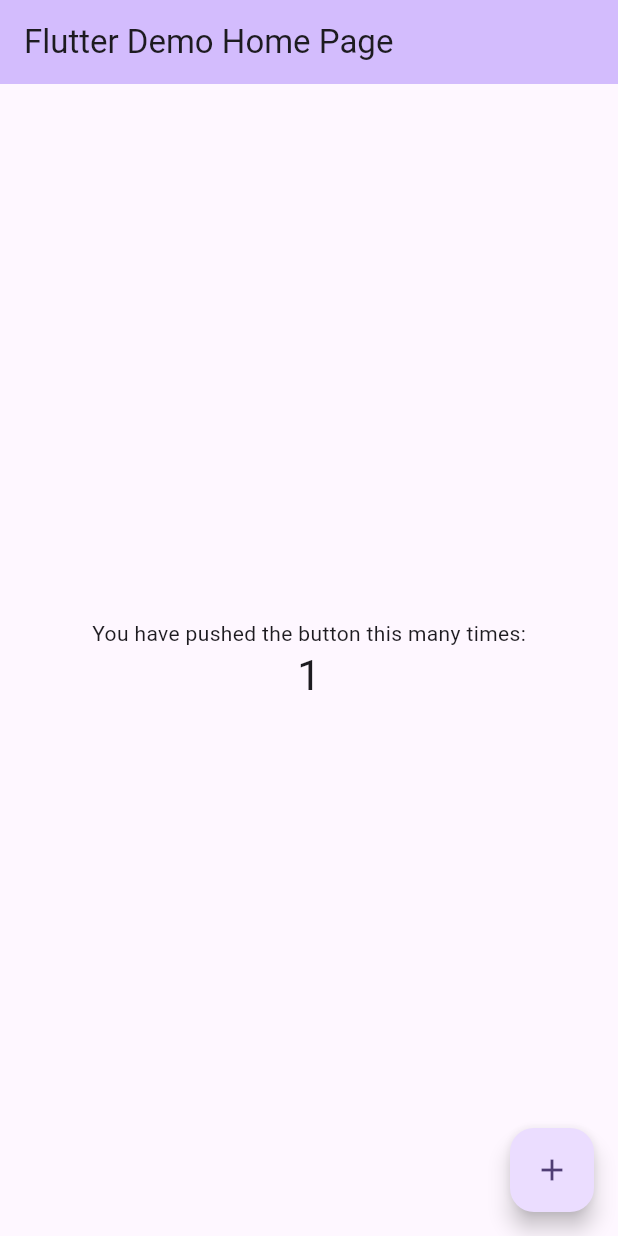
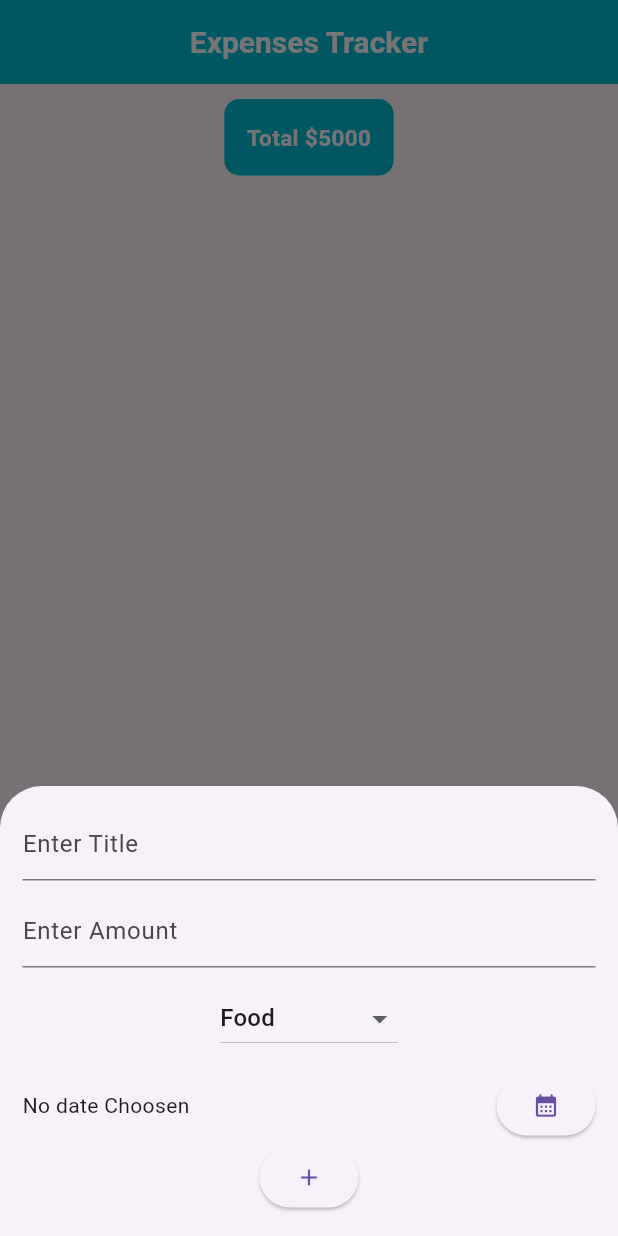
Before and after one commit to takiul-sumon/expenses-tracker, a Flutter app: the screen it shows after launch, after a tap on the "add" icon, on a phone screen of 412 x 824 dp. Run offline on Flutter 3.47's test engine with Material 3 defaults, Android fonts, the phone set to English and light mode, and no system bars.

Commit message:
value adding to list

```diff
--- /dev/null
+++ b/lib/expanses.dart
@@ -0,0 +1,11 @@
+class Expanses {
+  String title;
+  double amount;
+  DateTime date;
+  String catagory;
+  Expanses(
+      {required this.title,
+      required this.amount,
+      required this.date,
+      required this.catagory});
+}
--- /dev/null
+++ b/lib/home.dart
@@ -0,0 +1,209 @@
+import 'package:expenses_tracker/expanses.dart';
+import 'package:flutter/material.dart';
+import 'package:intl/intl.dart';
+
+class Home_Page extends StatefulWidget {
+  const Home_Page({super.key});
+
+  @override
+  State<Home_Page> createState() => _Home_PageState();
+}
+
+class _Home_PageState extends State<Home_Page> {
+  List<Expanses> _expanses = [];
+
+  final List<String> _catagory = [
+    'Food',
+    'Entertaiment',
+    'Shopping',
+    'Transport'
+  ];
+
+  String selectedIndex = 'Food';
+  DateTime? selectdate;
+
+  TextEditingController titleController = TextEditingController();
+  TextEditingController amountController = TextEditingController();
+
+  addToList(String title, double amount, String catagory, DateTime date) {
+    if (titleController.text.isNotEmpty &&
+        amountController.text.isNotEmpty &&
+        selectdate != null) {
+      setState(() {
+        _expanses.add(Expanses(
+            title: titleController.text,
+            amount: double.parse(amountController.text),
+            catagory: selectedIndex,
+            date: selectdate as DateTime));
+      });
+    } else {
+      return;
+    }
+  }
+
+  showbottom(BuildContext context) {
+    print(_expanses);
+    showModalBottomSheet(
+      context: context,
+      builder: (context) {
+        return Padding(
+          padding: const EdgeInsets.all(15.0),
+          child: Column(
+            mainAxisSize: MainAxisSize.min,
+            children: [
+              TextField(
+                decoration: const InputDecoration(hintText: 'Enter Title'),
+                controller: titleController,
+              ),
+              const SizedBox(
+                height: 10,
+              ),
+              TextField(
+                decoration: InputDecoration(hintText: 'Enter Amount'),
+                controller: amountController,
+              ),
+              const SizedBox(
+                height: 10,
+              ),
+              DropdownButton<String>(
+                  value: selectedIndex,
+                  items: _catagory
+                      .map((current) => DropdownMenuItem(
+                            child: Text(current),
+                            value: current,
+                          ))
+                      .toList(),
+                  onChanged: (value) {
+                    setState(() {
+                      selectedIndex = value!;
+                    });
+                  }),
+              const SizedBox(
+                height: 10,
+              ),
+              Row(
+                mainAxisAlignment: MainAxisAlignment.spaceBetween,
+                children: [
+                  Text(selectdate == null
+                      ? "No date Choosen"
+                      : DateFormat.yMd()
+                          .format(selectdate as DateTime)
+                          .toString()),
+                  ElevatedButton(
+                      onPressed: () {
+                        showDatePicker(
+                                context: context,
+                                firstDate: DateTime(2000),
+                                lastDate: DateTime(2026))
+                            .then((pickdate) {
+                          if (pickdate == null) {
+                            return;
+                          }
+                          setState(() {
+                            selectdate = pickdate;
+                          });
+                        });
+                        print(selectdate);
+                        print(_expanses);
+                      },
+                      child: Icon(Icons.calendar_month))
+                ],
+              ),
+              ElevatedButton(
+                  onPressed: () {
+                    addToList(
+                        titleController.text,
+                        double.parse(amountController.text),
+                        selectedIndex,
+                        selectdate as DateTime);
+                    Navigator.pop(context);
+                  },
+                  child: const Icon(Icons.add))
+            ],
+          ),
+        );
+      },
+    );
+  }
+
+  @override
+  Widget build(BuildContext context) {
+    return Scaffold(
+      appBar: AppBar(
+        backgroundColor: Colors.cyan,
+        centerTitle: true,
+        title: const Text('Expenses Tracker',
+            style: TextStyle(
+                fontSize: 20,
+                fontWeight: FontWeight.bold,
+                color: Colors.white)),
+      ),
+      body: Column(
+        crossAxisAlignment: CrossAxisAlignment.center,
+        children: [
+          const SizedBox(
+            height: 10,
+          ),
+          Row(
+            mainAxisAlignment: MainAxisAlignment.center,
+            children: [
+              Container(
+                decoration: BoxDecoration(
+                    color: Colors.cyan,
+                    borderRadius: BorderRadius.circular(10)),
+                child: const Padding(
+                  padding: EdgeInsets.all(15.0),
+                  child: Text(
+                    'Total \$5000',
+                    style: TextStyle(
+                        fontSize: 15,
+                        fontWeight: FontWeight.bold,
+                        color: Colors.white),
+                  ),
+                ),
+              ),
+            ],
+          ),
+          const SizedBox(
+            height: 10,
+          ),
+          Expanded(
+            child: ListView.builder(
+              itemCount: _expanses.length,
+              itemBuilder: (context, index) {
+                return Card(
+                  elevation: 15,
+                  child: ListTile(
+                    leading: CircleAvatar(
+                      child: Text(_expanses[index].catagory),
+                    ),
+                    title: Text(
+                      _expanses[index].title,
+                      style: TextStyle(
+                        fontWeight: FontWeight.w600,
+                      ),
+                    ),
+                    subtitle: Text(_expanses[index].date.toString()),
+                    trailing:
+                        IconButton(onPressed: () {}, icon: Icon(Icons.delete)),
+                  ),
+                );
+              },
+            ),
+          )
+        ],
+      ),
+      floatingActionButton: ElevatedButton(
+        onPressed: () => showbottom(context),
+        child: Icon(
+          Icons.add,
+          color: Colors.white,
+        ),
+        style: ElevatedButton.styleFrom(
+            backgroundColor: Colors.cyan,
+            shape: RoundedRectangleBorder(
+                borderRadius: BorderRadius.circular(15))),
+      ),
+    );
+  }
+}
--- a/lib/main.dart
+++ b/lib/main.dart
@@ -1,3 +1,4 @@
+import 'package:expenses_tracker/home.dart';
 import 'package:flutter/material.dart';
 
 void main() {
@@ -12,114 +13,9 @@ class MyApp extends StatelessWidget {
   Widget build(BuildContext context) {
     return MaterialApp(
       title: 'Flutter Demo',
-      theme: ThemeData(
-        // This is the theme of your application.
-        //
-        // TRY THIS: Try running your application with "flutter run". You'll see
-        // the application has a purple toolbar. Then, without quitting the app,
-        // try changing the seedColor in the colorScheme below to Colors.green
-        // and then invoke "hot reload" (save your changes or press the "hot
-        // reload" button in a Flutter-supported IDE, or press "r" if you used
-        // the command line to start the app).
-        //
-        // Notice that the counter didn't reset back to zero; the application
-        // state is not lost during the reload. To reset the state, use hot
-        // restart instead.
-        //
-        // This works for code too, not just values: Most code changes can be
-        // tested with just a hot reload.
-        colorScheme: ColorScheme.fromSeed(seedColor: Colors.deepPurple),
-        useMaterial3: true,
-      ),
-      home: const MyHomePage(title: 'Flutter Demo Home Page'),
+      theme: ThemeData(),
+      debugShowCheckedModeBanner: false,
+      home: const Home_Page(),
     );
   }
 }
-
-class MyHomePage extends StatefulWidget {
-  const MyHomePage({super.key, required this.title});
-
-  // This widget is the home page of your application. It is stateful, meaning
-  // that it has a State object (defined below) that contains fields that affect
-  // how it looks.
-
-  // This class is the configuration for the state. It holds the values (in this
-  // case the title) provided by the parent (in this case the App widget) and
-  // used by the build method of the State. Fields in a Widget subclass are
-  // always marked "final".
-
-  final String title;
-
-  @override
-  State<MyHomePage> createState() => _MyHomePageState();
-}
-
-class _MyHomePageState extends State<MyHomePage> {
-  int _counter = 0;
-
-  void _incrementCounter() {
-    setState(() {
-      // This call to setState tells the Flutter framework that something has
-      // changed in this State, which causes it to rerun the build method below
-      // so that the display can reflect the updated values. If we changed
-      // _counter without calling setState(), then the build method would not be
-      // called again, and so nothing would appear to happen.
-      _counter++;
-    });
-  }
-
-  @override
-  Widget build(BuildContext context) {
-    // This method is rerun every time setState is called, for instance as done
-    // by the _incrementCounter method above.
-    //
-    // The Flutter framework has been optimized to make rerunning build methods
-    // fast, so that you can just rebuild anything that needs updating rather
-    // than having to individually change instances of widgets.
-    return Scaffold(
-      appBar: AppBar(
-        // TRY THIS: Try changing the color here to a specific color (to
-        // Colors.amber, perhaps?) and trigger a hot reload to see the AppBar
-        // change color while the other colors stay the same.
-        backgroundColor: Theme.of(context).colorScheme.inversePrimary,
-        // Here we take the value from the MyHomePage object that was created by
-        // the App.build method, and use it to set our appbar title.
-        title: Text(widget.title),
-      ),
-      body: Center(
-        // Center is a layout widget. It takes a single child and positions it
-        // in the middle of the parent.
-        child: Column(
-          // Column is also a layout widget. It takes a list of children and
-          // arranges them vertically. By default, it sizes itself to fit its
-          // children horizontally, and tries to be as tall as its parent.
-          //
-          // Column has various properties to control how it sizes itself and
-          // how it positions its children. Here we use mainAxisAlignment to
-          // center the children vertically; the main axis here is the vertical
-          // axis because Columns are vertical (the cross axis would be
-          // horizontal).
-          //
-          // TRY THIS: Invoke "debug painting" (choose the "Toggle Debug Paint"
-          // action in the IDE, or press "p" in the console), to see the
-          // wireframe for each widget.
-          mainAxisAlignment: MainAxisAlignment.center,
-          children: <Widget>[
-            const Text(
-              'You have pushed the button this many times:',
-            ),
-            Text(
-              '$_counter',
-              style: Theme.of(context).textTheme.headlineMedium,
-            ),
-          ],
-        ),
-      ),
-      floatingActionButton: FloatingActionButton(
-        onPressed: _incrementCounter,
-        tooltip: 'Increment',
-        child: const Icon(Icons.add),
-      ), // This trailing comma makes auto-formatting nicer for build methods.
-    );
-  }
-}
--- a/pubspec.yaml
+++ b/pubspec.yaml
@@ -35,6 +35,7 @@ dependencies:
   # The following adds the Cupertino Icons font to your application.
   # Use with the CupertinoIcons class for iOS style icons.
   cupertino_icons: ^1.0.8
+  intl: ^0.20.2
 
 dev_dependencies:
   flutter_test:
```
Also changed, not shown: lib/bottom.dart (added, +102 -0 lines), pubspec.lock.
